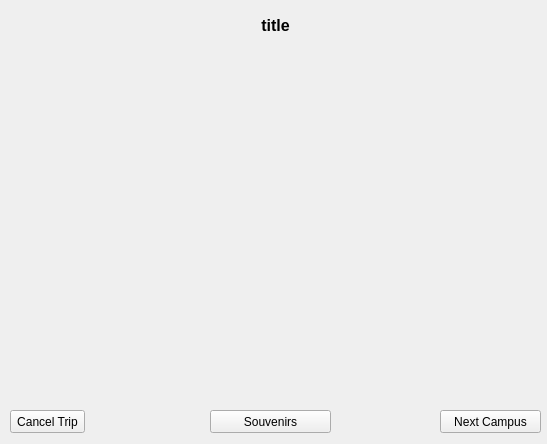
The window that CollegeTouring/tripRoutePlanner.ui (Ykhan799/CollegeTouringS21) describes before a commit, drawn with Qt 5.
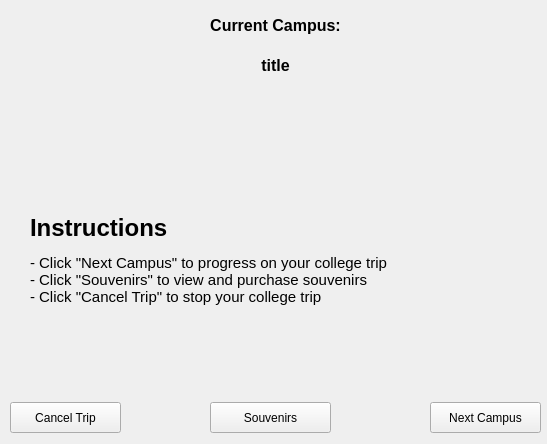
The same window after the commit. The open tabs and pages were chosen to show the change.

Commit message: Cosmetic - change labels in trip planner

The edit to the form file:
```diff
--- a/CollegeTouring/tripRoutePlanner.ui
+++ b/CollegeTouring/tripRoutePlanner.ui
@@ -112,7 +112,7 @@
      <property name="geometry">
       <rect>
        <x>10</x>
-       <y>10</y>
+       <y>50</y>
        <width>531</width>
        <height>31</height>
       </rect>
@@ -138,9 +138,9 @@
      <property name="geometry">
       <rect>
        <x>10</x>
-       <y>410</y>
-       <width>75</width>
-       <height>23</height>
+       <y>402</y>
+       <width>111</width>
+       <height>31</height>
       </rect>
      </property>
      <property name="text">
@@ -150,10 +150,10 @@
     <widget class="QPushButton" name="nextButton">
      <property name="geometry">
       <rect>
-       <x>440</x>
-       <y>410</y>
-       <width>101</width>
-       <height>23</height>
+       <x>430</x>
+       <y>402</y>
+       <width>111</width>
+       <height>31</height>
       </rect>
      </property>
      <property name="text">
@@ -164,9 +164,9 @@
      <property name="geometry">
       <rect>
        <x>210</x>
-       <y>410</y>
+       <y>402</y>
        <width>121</width>
-       <height>23</height>
+       <height>31</height>
       </rect>
      </property>
      <property name="text">
@@ -365,6 +365,45 @@
       <bool>true</bool>
      </property>
     </widget>
+    <widget class="QLabel" name="infoField">
+     <property name="geometry">
+      <rect>
+       <x>30</x>
+       <y>150</y>
+       <width>501</width>
+       <height>221</height>
+      </rect>
+     </property>
+     <property name="text">
+      <string>&lt;html&gt;&lt;head/&gt;&lt;body&gt;&lt;p&gt;&lt;span style=&quot; font-size:18pt; font-weight:600;&quot;&gt;Instructions&lt;/span&gt;&lt;/p&gt;&lt;p&gt;&lt;span style=&quot; font-size:11pt;&quot;&gt;- Click &amp;quot;Next Campus&amp;quot; to progress on your college trip&lt;br/&gt;- Click &amp;quot;Souvenirs&amp;quot; to view and purchase souvenirs&lt;br/&gt;- Click &amp;quot;Cancel Trip&amp;quot; to stop your college trip&lt;/span&gt;&lt;/p&gt;&lt;/body&gt;&lt;/html&gt;</string>
+     </property>
+    </widget>
+    <widget class="QLabel" name="currentCampus">
+     <property name="geometry">
+      <rect>
+       <x>10</x>
+       <y>10</y>
+       <width>531</width>
+       <height>31</height>
+      </rect>
+     </property>
+     <property name="font">
+      <font>
+       <pointsize>12</pointsize>
+       <weight>75</weight>
+       <bold>true</bold>
+      </font>
+     </property>
+     <property name="text">
+      <string>Current Campus:</string>
+     </property>
+     <property name="textFormat">
+      <enum>Qt::AutoText</enum>
+     </property>
+     <property name="alignment">
+      <set>Qt::AlignCenter</set>
+     </property>
+    </widget>
    </widget>
   </widget>
  </widget>
```
The commit also changes 5 other files.
